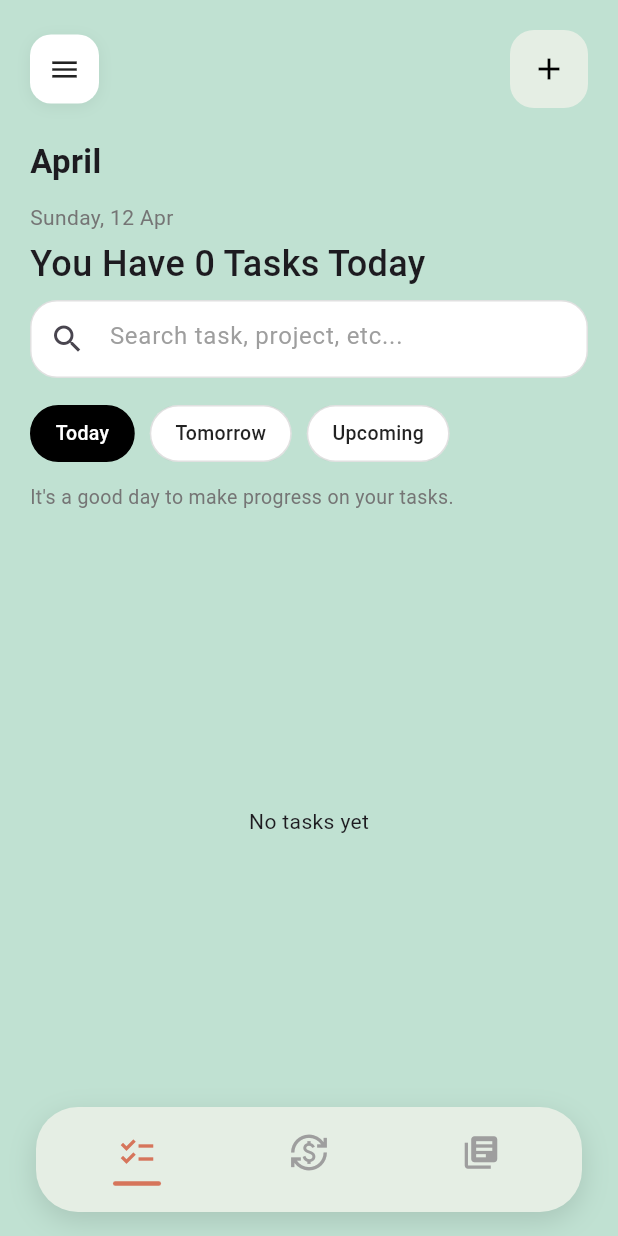
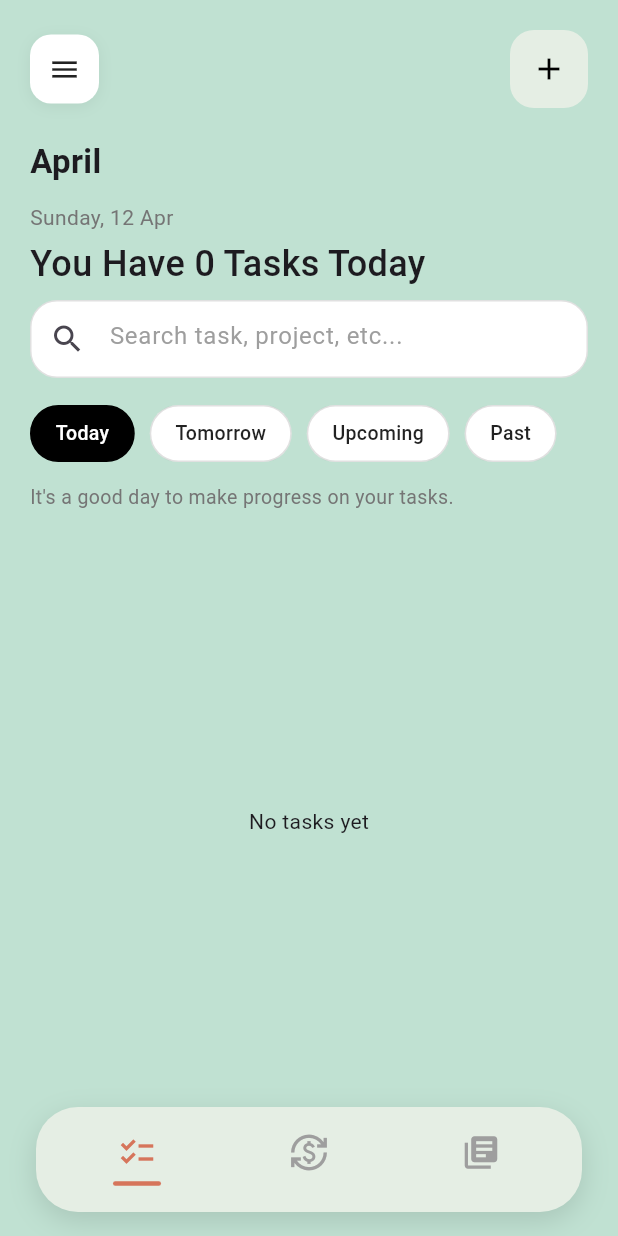
Before and after one commit to 10-menachi/stage_0_mobile, a Flutter app: the screen it shows after launch, on a phone screen of 412 x 824 dp. Run offline on Flutter 3.47's test engine with Material 3 defaults, Android fonts, the phone set to English and light mode, and no system bars; our stand-ins replace drift, drift_flutter, flutter_riverpod; accounts and stored records are empty; generated files the repository leaves out were written again.

Commit message:
Implement Todo Filtering

```diff
--- a/lib/src/screens/todo_list_screen.dart
+++ b/lib/src/screens/todo_list_screen.dart
@@ -1,9 +1,11 @@
 import 'package:flutter/material.dart';
 import 'package:flutter_riverpod/flutter_riverpod.dart';
 import 'package:stage_0_mobile/src/database.dart';
+import 'package:stage_0_mobile/src/settings/riverpod/providers/todos/todos_count_provider.dart';
 import 'package:stage_0_mobile/src/settings/riverpod/providers/todos/todos_provider.dart';
 import 'package:stage_0_mobile/src/settings/riverpod/providers/todos/toggle_done_provider.dart';
 import 'package:stage_0_mobile/src/theme.dart';
+import 'package:stage_0_mobile/src/utils/constants.dart';
 import 'package:stage_0_mobile/src/widgets/modals/todos/create_todo_modal/create_todo_modal.dart';
 import 'package:stage_0_mobile/src/widgets/modals/todos/task_detail_modal/task_detail_modal.dart';
 import 'package:stage_0_mobile/src/widgets/navigation/app_bar/custom_app_bar.dart';
@@ -20,7 +22,6 @@ class TodoListScreen extends ConsumerStatefulWidget {
 
 class _TodoListScreenState extends ConsumerState<TodoListScreen> {
   final GlobalKey<ScaffoldState> _scaffoldKey = GlobalKey<ScaffoldState>();
-  final List<String> _filters = ['Today', 'Tomorrow', 'Upcoming'];
   int selectedFilterIndex = 0;
 
   void _openCreateTodoModal() {
@@ -30,6 +31,7 @@ class _TodoListScreenState extends ConsumerState<TodoListScreen> {
       backgroundColor: Colors.transparent,
       builder: (context) => const CreateTodoModal(),
     ).then((_) {
+      ref.invalidate(todosCountProvider);
       ref.invalidate(todosProvider);
     });
   }
@@ -47,10 +49,14 @@ class _TodoListScreenState extends ConsumerState<TodoListScreen> {
       builder: (context) => TaskDetailModal(
         todo: todo,
         onToggleDone: () => _toggleDone(todo),
-        onEditComplete: () => ref.invalidate(todosProvider),
+        onEditComplete: () {
+          ref.invalidate(todosProvider);
+          ref.invalidate(todosCountProvider);
+        },
       ),
     ).then((_) {
       ref.invalidate(todosProvider);
+      ref.invalidate(todosCountProvider);
     });
   }
 
@@ -77,12 +83,15 @@ class _TodoListScreenState extends ConsumerState<TodoListScreen> {
               ),
               const SizedBox(height: 20),
               TodosPageHeader(
-                filters: _filters,
+                filters: filters,
                 selectedFilterIndex: selectedFilterIndex,
                 updateFilterIndex: _updateFilterIndex,
               ),
               const SizedBox(height: 16),
-              TaskList(openTaskDetail: _openTaskDetail),
+              TaskList(
+                openTaskDetail: _openTaskDetail,
+                selectedFilterIndex: selectedFilterIndex,
+              ),
             ],
           ),
         ),
--- /dev/null
+++ b/lib/src/settings/riverpod/providers/todos/todos_count_provider.dart
@@ -0,0 +1,26 @@
+import 'package:drift/drift.dart';
+import 'package:flutter_riverpod/flutter_riverpod.dart';
+import 'package:stage_0_mobile/src/settings/riverpod/providers/database_provider.dart';
+
+final todosCountProvider = FutureProvider.family<int, DateTime?>((
+  ref,
+  date,
+) async {
+  final db = ref.watch(databaseProvider);
+
+  final query = db.select(db.todoItems);
+
+  if (date != null) {
+    final startOfDay = DateTime(date.year, date.month, date.day);
+    final endOfDay = startOfDay.add(const Duration(days: 1));
+
+    query.where(
+      (tbl) =>
+          tbl.date.isBiggerOrEqualValue(startOfDay) &
+          tbl.date.isSmallerThanValue(endOfDay),
+    );
+  }
+
+  final todos = await query.get();
+  return todos.length;
+});
--- a/lib/src/settings/riverpod/providers/todos/todos_provider.dart
+++ b/lib/src/settings/riverpod/providers/todos/todos_provider.dart
@@ -1,9 +1,69 @@
+import 'package:drift/drift.dart';
 import 'package:flutter_riverpod/flutter_riverpod.dart';
 import 'package:stage_0_mobile/src/database.dart';
 import 'package:stage_0_mobile/src/settings/riverpod/providers/database_provider.dart';
 
-final todosProvider = FutureProvider<List<TodoItem>>((ref) async {
+final todosProvider = FutureProvider.family<List<TodoItem>, int?>((
+  ref,
+  selectedIndex,
+) async {
   final db = ref.watch(databaseProvider);
 
-  return (db.select(db.todoItems)..limit(20, offset: 0)).get();
+  final now = DateTime.now();
+  final todayStart = DateTime(now.year, now.month, now.day);
+  final tomorrowStart = todayStart.add(const Duration(days: 1));
+  final dayAfterTomorrowStart = todayStart.add(const Duration(days: 2));
+
+  final query = db.select(db.todoItems);
+
+  switch (selectedIndex) {
+    case 0:
+      query.where(
+        (tbl) =>
+            tbl.date.isBiggerOrEqual(Variable(todayStart)) &
+            tbl.date.isSmallerThan(Variable(tomorrowStart)),
+      );
+      query.orderBy([
+        (tbl) => OrderingTerm(expression: tbl.date, mode: OrderingMode.asc),
+      ]);
+      break;
+
+    case 1:
+      query.where(
+        (tbl) =>
+            tbl.date.isBiggerOrEqual(Variable(tomorrowStart)) &
+            tbl.date.isSmallerThan((Variable(dayAfterTomorrowStart))),
+      );
+      query.orderBy([
+        (tbl) => OrderingTerm(expression: tbl.date, mode: OrderingMode.asc),
+      ]);
+      break;
+
+    case 2:
+      query.where(
+        (tbl) => tbl.date.isBiggerOrEqual((Variable(dayAfterTomorrowStart))),
+      );
+      query.orderBy([
+        (tbl) => OrderingTerm(expression: tbl.date, mode: OrderingMode.asc),
+      ]);
+      break;
+
+    case 3:
+      query.where((tbl) => tbl.date.isSmallerThan(Variable(todayStart)));
+      query.orderBy([
+        (tbl) => OrderingTerm(expression: tbl.date, mode: OrderingMode.desc),
+      ]);
+      break;
+
+    case null:
+    default:
+      query
+        ..orderBy([
+          (tbl) => OrderingTerm(expression: tbl.date, mode: OrderingMode.desc),
+        ])
+        ..limit(20);
+      break;
+  }
+
+  return query.get();
 });
--- a/lib/src/utils/constants.dart
+++ b/lib/src/utils/constants.dart
@@ -5,3 +5,5 @@ final List<IconData> bottomNavbarcons = [
   Icons.currency_exchange,
   Icons.library_books,
 ];
+
+final List<String> filters = ['Today', 'Tomorrow', 'Upcoming', 'Past'];
--- /dev/null
+++ b/lib/src/widgets/shared/animated_task_count.dart
@@ -0,0 +1,74 @@
+import 'dart:async';
+import 'dart:math';
+
+import 'package:flutter/material.dart';
+
+class AnimatedTaskCount extends StatefulWidget {
+  final int? count;
+  final bool isLoading;
+
+  const AnimatedTaskCount({
+    super.key,
+    required this.count,
+    required this.isLoading,
+  });
+
+  const AnimatedTaskCount.loading({super.key}) : count = null, isLoading = true;
+
+  @override
+  State<AnimatedTaskCount> createState() => _AnimatedTaskCountState();
+}
+
+class _AnimatedTaskCountState extends State<AnimatedTaskCount> {
+  Timer? _timer;
+  final Random _random = Random();
+  int _displayNumber = 0;
+
+  @override
+  void initState() {
+    super.initState();
+    _updateAnimation();
+  }
+
+  @override
+  void didUpdateWidget(covariant AnimatedTaskCount oldWidget) {
+    super.didUpdateWidget(oldWidget);
+    _updateAnimation();
+  }
+
+  void _updateAnimation() {
+    _timer?.cancel();
+
+    if (widget.isLoading) {
+      _timer = Timer.periodic(const Duration(milliseconds: 70), (_) {
+        if (!mounted) return;
+
+        setState(() {
+          _displayNumber = _random.nextInt(20) + 1;
+        });
+      });
+    } else {
+      setState(() {
+        _displayNumber = widget.count ?? 0;
+      });
+    }
+  }
+
+  @override
+  void dispose() {
+    _timer?.cancel();
+    super.dispose();
+  }
+
+  @override
+  Widget build(BuildContext context) {
+    return Text(
+      'You Have $_displayNumber Tasks Today',
+      style: const TextStyle(
+        fontSize: 24,
+        height: 1.05,
+        fontWeight: FontWeight.w500,
+      ),
+    );
+  }
+}
--- a/lib/src/widgets/todos/task_list.dart
+++ b/lib/src/widgets/todos/task_list.dart
@@ -1,18 +1,22 @@
 import 'package:flutter/material.dart';
 import 'package:flutter_riverpod/flutter_riverpod.dart';
 import 'package:stage_0_mobile/src/database.dart';
-import 'package:stage_0_mobile/src/helpers.dart';
 import 'package:stage_0_mobile/src/settings/riverpod/providers/todos/todos_provider.dart';
 import 'package:stage_0_mobile/src/widgets/todos/todo_card.dart';
 
 class TaskList extends ConsumerWidget {
   final void Function(TodoItem todo, int index) openTaskDetail;
+  final int? selectedFilterIndex;
 
-  const TaskList({super.key, required this.openTaskDetail});
+  const TaskList({
+    super.key,
+    required this.openTaskDetail,
+    this.selectedFilterIndex,
+  });
 
   @override
   Widget build(BuildContext context, WidgetRef ref) {
-    final todos = ref.watch(todosProvider);
+    final todos = ref.watch(todosProvider(selectedFilterIndex));
 
     return Expanded(
       child: todos.when(
--- a/lib/src/widgets/todos/todos_page_header.dart
+++ b/lib/src/widgets/todos/todos_page_header.dart
@@ -1,9 +1,8 @@
 import 'package:flutter/material.dart';
 import 'package:flutter_riverpod/flutter_riverpod.dart';
 import 'package:intl/intl.dart';
-import 'package:stage_0_mobile/src/settings/riverpod/providers/todos/create_todo_provider.dart';
-import 'package:stage_0_mobile/src/settings/riverpod/providers/todos/todos_provider.dart';
-import 'package:stage_0_mobile/src/utils/constants.dart';
+import 'package:stage_0_mobile/src/settings/riverpod/providers/todos/todos_count_provider.dart';
+import 'package:stage_0_mobile/src/widgets/shared/animated_task_count.dart';
 
 class TodosPageHeader extends StatefulWidget {
   final int selectedFilterIndex;
@@ -22,43 +21,40 @@ class TodosPageHeader extends StatefulWidget {
 }
 
 class _TodosPageHeaderState extends State<TodosPageHeader> {
-  final String formattedDate = DateFormat('EEEE, d MMM').format(DateTime.now());
+  late final DateTime _today;
+  late final String _formattedDate;
+
+  @override
+  void initState() {
+    super.initState();
+    final now = DateTime.now();
+    _today = DateTime(now.year, now.month, now.day);
+    _formattedDate = DateFormat('EEEE, d MMM').format(now);
+  }
 
   @override
   Widget build(BuildContext context) {
     return Consumer(
       builder: (context, ref, _) {
-        final todos = ref.watch(todosProvider);
+        final todosCount = ref.watch(todosCountProvider(_today));
+
         return Column(
           crossAxisAlignment: CrossAxisAlignment.start,
           children: [
             Text(
-              DateFormat('MMMM').format(DateTime.now()),
+              DateFormat('MMMM').format(_today),
               style: const TextStyle(fontSize: 22, fontWeight: FontWeight.w600),
             ),
             const SizedBox(height: 12),
             Text(
-              formattedDate,
+              _formattedDate,
               style: TextStyle(fontSize: 14, color: Colors.grey.shade600),
             ),
             const SizedBox(height: 8),
-            todos.when(
-              data: (data) => Text(
-                'You Have ${data.length} Tasks Today',
-                style: const TextStyle(
-                  fontSize: 24,
-                  height: 1.05,
-                  fontWeight: FontWeight.w500,
-                ),
-              ),
-              loading: () => const Text(
-                'Loading tasks...',
-                style: TextStyle(
-                  fontSize: 24,
-                  height: 1.05,
-                  fontWeight: FontWeight.w500,
-                ),
-              ),
+            todosCount.when(
+              data: (count) =>
+                  AnimatedTaskCount(count: count, isLoading: false),
+              loading: () => const AnimatedTaskCount.loading(),
               error: (error, stackTrace) => const Text(
                 'Failed to load tasks',
                 style: TextStyle(
@@ -87,7 +83,6 @@ class _TodosPageHeaderState extends State<TodosPageHeader> {
               ),
             ),
             const SizedBox(height: 18),
-            // ── Filter chips ──
             SizedBox(
               height: 38,
               child: ListView.separated(
@@ -95,7 +90,8 @@ class _TodosPageHeaderState extends State<TodosPageHeader> {
                 itemCount: widget.filters.length,
                 separatorBuilder: (_, _) => const SizedBox(width: 10),
                 itemBuilder: (context, index) {
-                  final bool isSelected = widget.selectedFilterIndex == index;
+                  final isSelected = widget.selectedFilterIndex == index;
+
                   return GestureDetector(
                     onTap: () => widget.updateFilterIndex(index),
                     child: AnimatedContainer(
```
Also changed, not shown: lib/src/helpers.dart (+40 -0 lines), lib/src/widgets/todos/todo_card.dart (+5 -32 lines).
